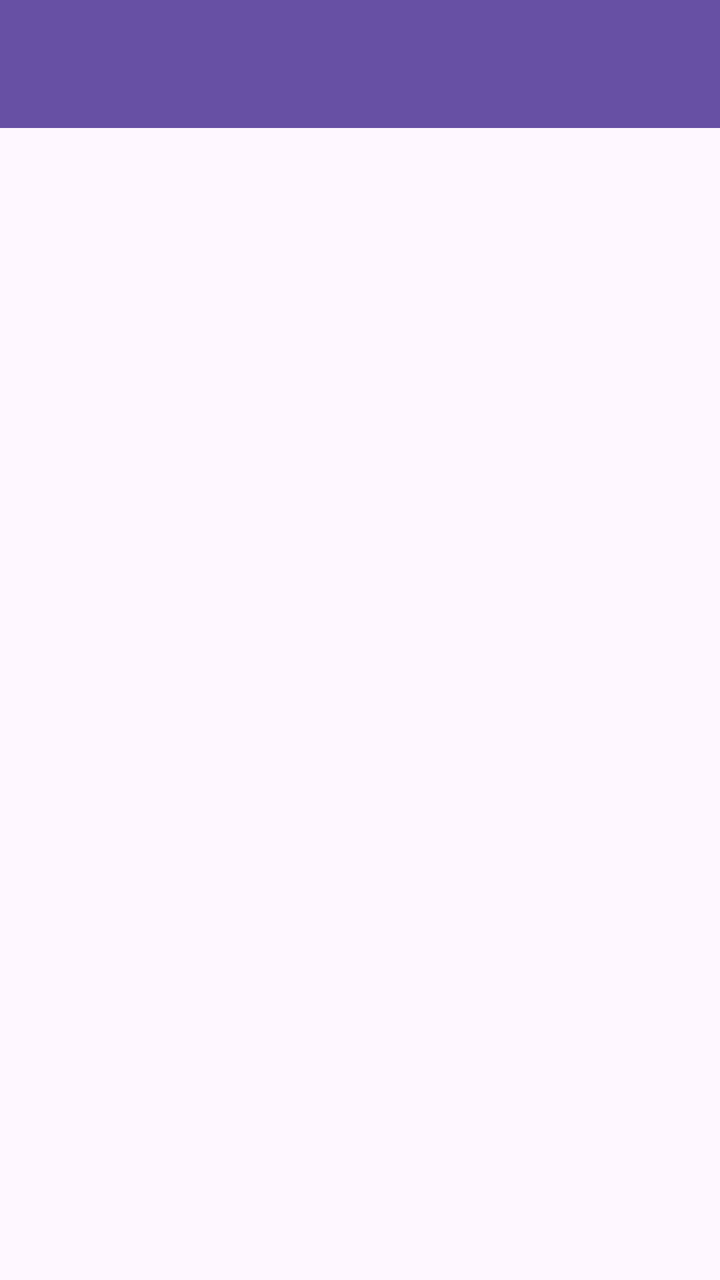
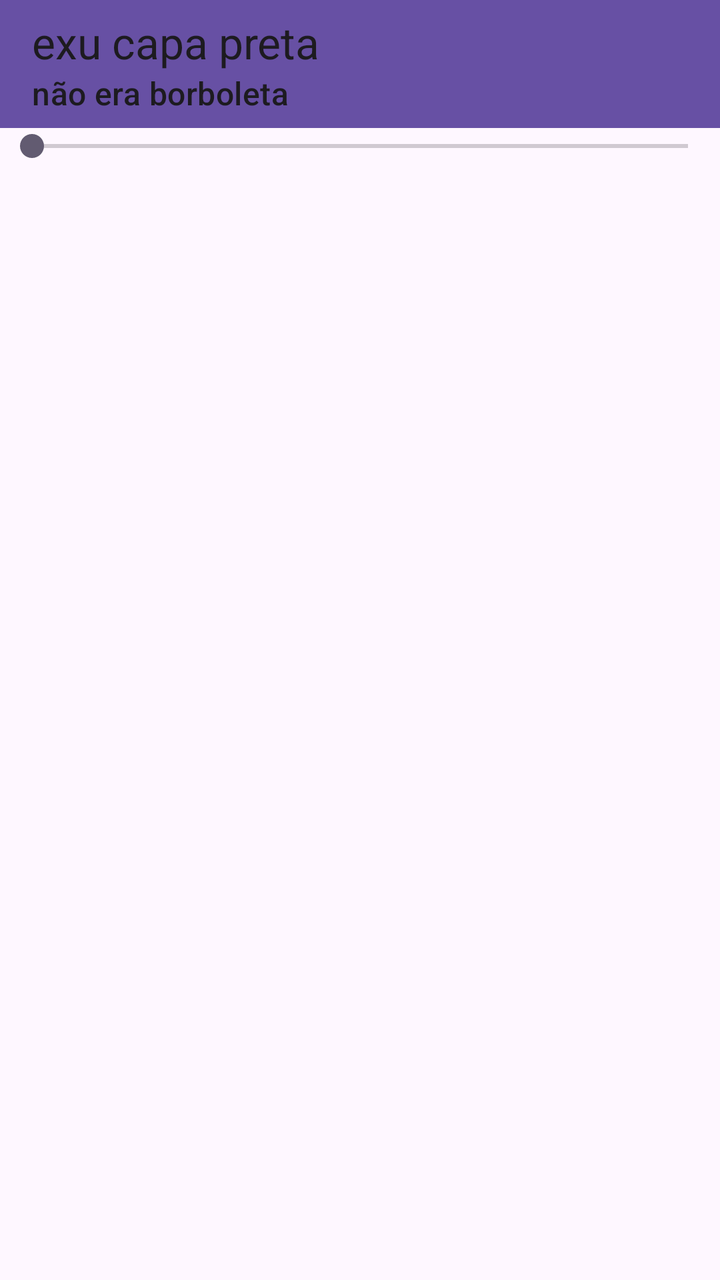

An Android layout rendered at two revisions. The XML below is the earlier revision; the diff shows what the commit changed to produce the second picture.
<!-- AndroidManifest.xml: application theme Theme.JuniorConfuso -->
<!-- res/layout/activity_tela02.xml -->
<?xml version="1.0" encoding="utf-8"?>
<LinearLayout xmlns:android="http://schemas.android.com/apk/res/android"
    xmlns:app="http://schemas.android.com/apk/res-auto"
    xmlns:tools="http://schemas.android.com/tools"
    android:id="@+id/main"
    android:layout_width="match_parent"
    android:layout_height="match_parent"
    android:orientation="vertical"
    tools:context=".Tela02">

    <androidx.appcompat.widget.Toolbar
        android:id="@+id/toolbar"
        android:layout_width="match_parent"
        android:layout_height="wrap_content"
        android:background="?attr/colorPrimary"
        android:minHeight="?attr/actionBarSize"
        android:theme="?attr/actionBarTheme" />
</LinearLayout>
<!-- resources referenced by this layout -->
<resources>
  <style name="Theme.JuniorConfuso" parent="Base.Theme.JuniorConfuso" />
  <style name="Base.Theme.JuniorConfuso" parent="Theme.Material3.DayNight.NoActionBar">
          
          
      </style>
</resources>

<!-- the commit's change to res/layout/activity_tela02.xml (unified diff, before → after) -->
@@ -14,5 +14,12 @@
         android:layout_height="wrap_content"
         android:background="?attr/colorPrimary"
         android:minHeight="?attr/actionBarSize"
-        android:theme="?attr/actionBarTheme" />
+        android:theme="?attr/actionBarTheme"
+        app:subtitle="não era borboleta"
+        app:title="exu capa preta" />
+
+    <SeekBar
+        android:id="@+id/seekBar"
+        android:layout_width="match_parent"
+        android:layout_height="wrap_content" />
 </LinearLayout>
